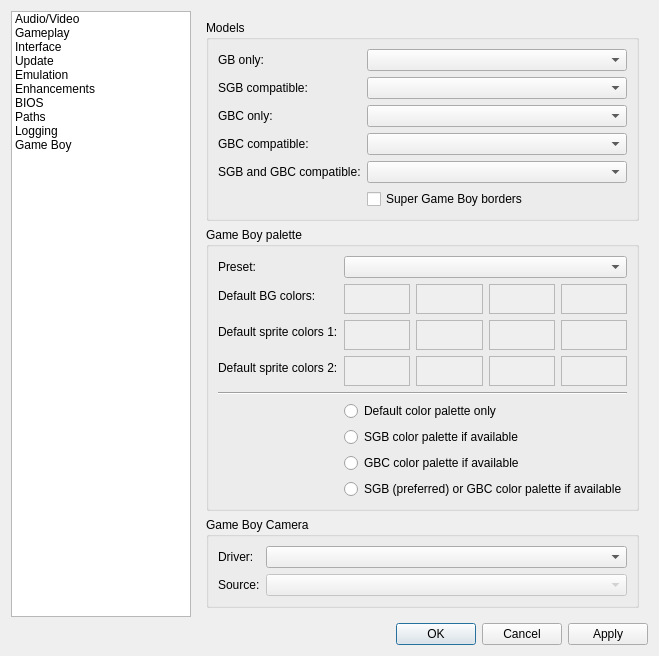
This is Libretro/mgba/src/platform/qt/SettingsView.ui in kiddreads/Avalon-copy2 as Qt 5 draws it before an edit. The edited form follows.
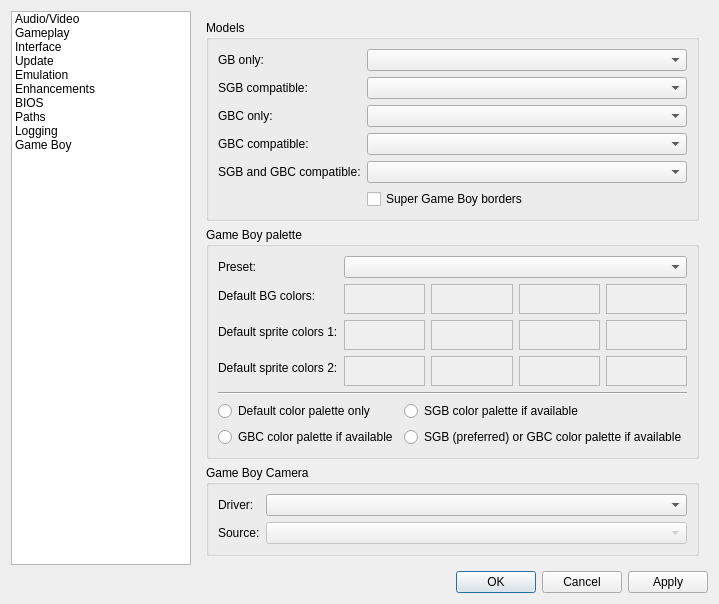
This is the edited form. The open tabs and pages were chosen to show the change.

Commit message: Qt: Attempt to shorten Game Boy settings pane

What changed in the file:
```diff
--- a/Libretro/mgba/src/platform/qt/SettingsView.ui
+++ b/Libretro/mgba/src/platform/qt/SettingsView.ui
@@ -6,8 +6,8 @@
    <rect>
     <x>0</x>
     <y>0</y>
-    <width>885</width>
-    <height>797</height>
+    <width>880</width>
+    <height>700</height>
    </rect>
   </property>
   <property name="sizePolicy">
@@ -2091,45 +2091,37 @@
             </property>
            </widget>
           </item>
-          <item row="5" column="1">
-           <widget class="QRadioButton" name="gbColor">
-            <property name="text">
-             <string>Default color palette only</string>
-            </property>
-            <attribute name="buttonGroup">
-             <string notr="true">gbColors</string>
-            </attribute>
-           </widget>
-          </item>
-          <item row="6" column="1">
+          <item row="5" column="0" colspan="2">
+           <layout class="QGridLayout" name="gridLayout_2">
+            <item row="0" column="1">
            <widget class="QRadioButton" name="sgbColor">
             <property name="text">
              <string>SGB color palette if available</string>
             </property>
-            <attribute name="buttonGroup">
-             <string notr="true">gbColors</string>
-            </attribute>
-           </widget>
-          </item>
-          <item row="7" column="1">
+             </widget>
+            </item>
+            <item row="0" column="0">
+             <widget class="QRadioButton" name="gbColor">
+              <property name="text">
+               <string>Default color palette only</string>
+              </property>
+             </widget>
+            </item>
+            <item row="1" column="0">
            <widget class="QRadioButton" name="cgbColor">
             <property name="text">
              <string>GBC color palette if available</string>
             </property>
-            <attribute name="buttonGroup">
-             <string notr="true">gbColors</string>
-            </attribute>
-           </widget>
-          </item>
-          <item row="8" column="1">
+             </widget>
+            </item>
+            <item row="1" column="1">
            <widget class="QRadioButton" name="scgbColor">
             <property name="text">
              <string>SGB (preferred) or GBC color palette if available</string>
             </property>
-            <attribute name="buttonGroup">
-             <string notr="true">gbColors</string>
-            </attribute>
-           </widget>
+             </widget>
+            </item>
+           </layout>
           </item>
          </layout>
         </widget>
```
Left out of the diff: 2 changed lines with no effect on the pictures. Lines whose indentation alone changed are shown as unchanged.
